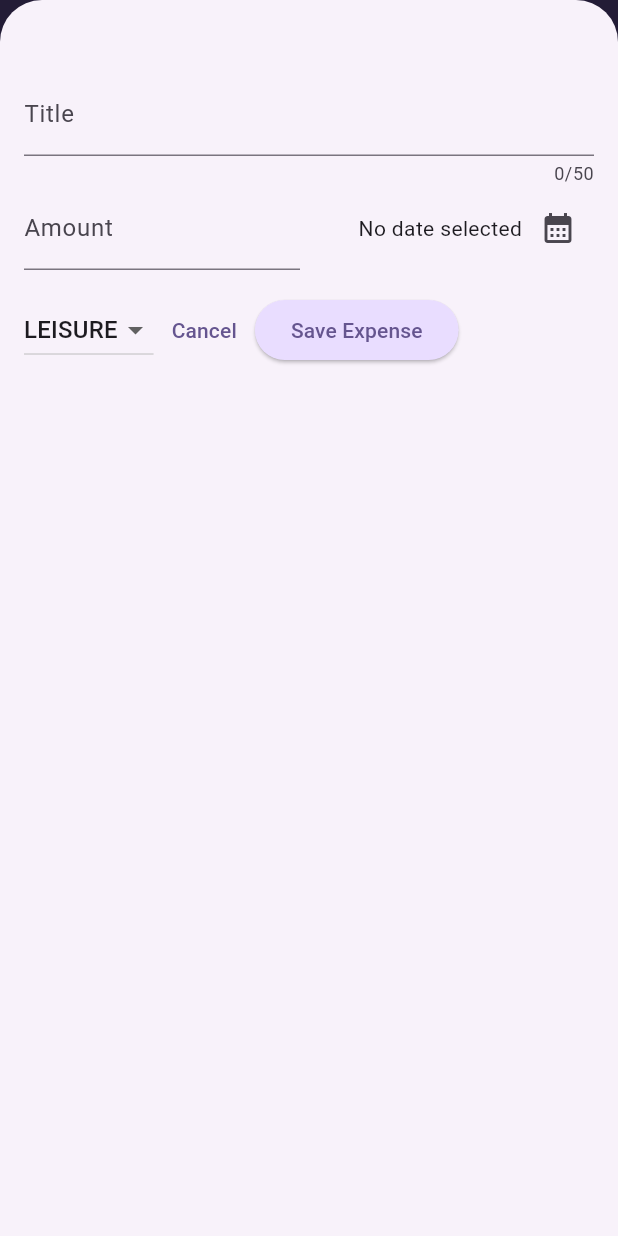
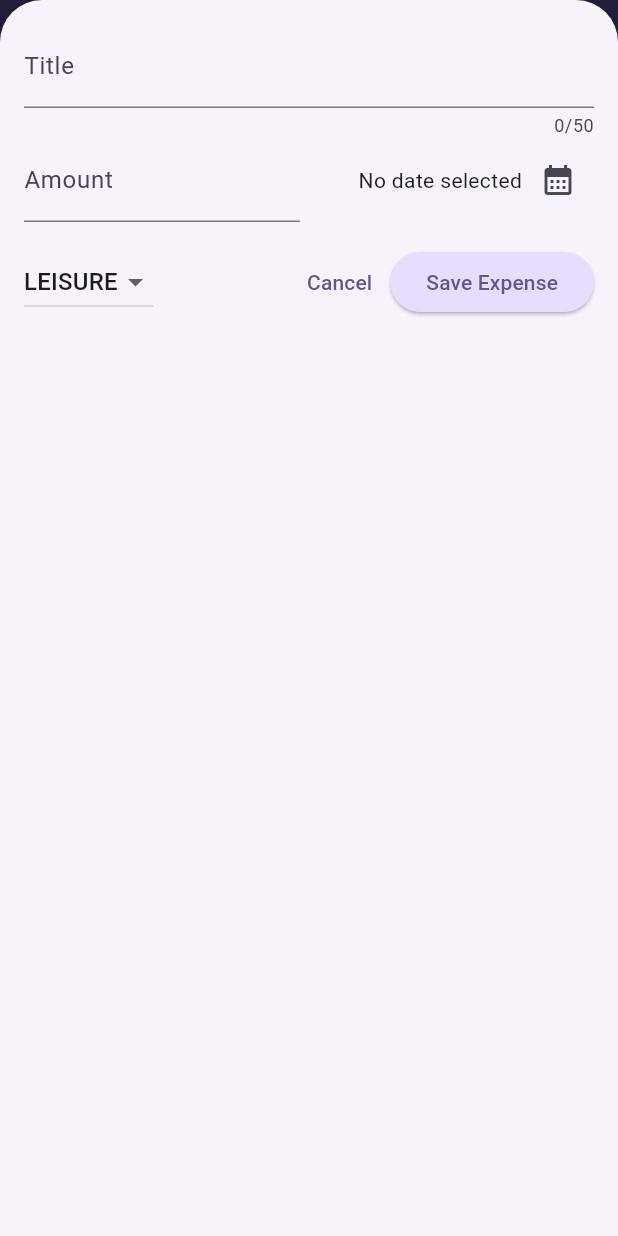
Before and after one commit to hardardottir93/verkefni, a Flutter app: the screen it shows after launch, after a tap on the "add" icon, on a phone screen of 412 x 824 dp. Run offline on Flutter 3.47's test engine with Material 3 defaults, Android fonts, the phone set to English and light mode, and no system bars.

Commit message:
section 6

```diff
--- a/expenses_app/lib/main.dart
+++ b/expenses_app/lib/main.dart
@@ -1,5 +1,6 @@
 import 'package:flutter/material.dart';
 import 'package:expenses_app/widgets/expenses.dart';
+//import 'package:flutter/services.dart';
 
 var kColorScheme = ColorScheme.fromSeed(
     seedColor: const Color.fromARGB(255, 96, 59, 181)
@@ -11,6 +12,10 @@ var kDarkColorScheme = ColorScheme.fromSeed(
 );
 
 void main() {
+  //SystemChrome.setPreferredOrientations([
+  //  DeviceOrientation.portraitUp,
+  //]).then((fn) {
+  //  WidgetsFlutterBinding.ensureInitialized();
     runApp(
       MaterialApp(
         darkTheme: ThemeData.dark().copyWith(
@@ -58,4 +63,5 @@ void main() {
         home: const Expenses(),
       ),
     );
+ // });
 }
--- a/expenses_app/lib/widgets/expenses.dart
+++ b/expenses_app/lib/widgets/expenses.dart
@@ -32,6 +32,7 @@ class _ExpensesState extends State<Expenses> {
 
   void _openAddExpenseOverlay(){
     showModalBottomSheet(
+      useSafeArea: true, // heldur öllu frá myndavélinni t.d.
       isScrollControlled: true, //passar að lyklaborð fari ekki yfir glugga
       context: context,
       // => Text(... er eins og að gera fall og return
@@ -69,6 +70,8 @@ class _ExpensesState extends State<Expenses> {
 
   @override
   Widget build(BuildContext context) {
+    final width = MediaQuery.of(context).size.width;
+
     Widget mainContent = const Center(
       child: Text('No expenses found. Start adding some!'),
     );
@@ -90,9 +93,18 @@ class _ExpensesState extends State<Expenses> {
           ),
         ],
       ),
-      body: Column(
+      body: width < 600
+        ? Column(
+          children: [
+            Chart(expenses: _registeredExpenses),
+            Expanded(
+              child: mainContent,
+            ),
+          ],
+      ) : Row(
         children: [
-          Chart(expenses: _registeredExpenses),
+          Expanded(
+            child: Chart(expenses: _registeredExpenses)),
           Expanded(
             child: mainContent,
           ),
--- a/expenses_app/lib/widgets/new_expense.dart
+++ b/expenses_app/lib/widgets/new_expense.dart
@@ -1,3 +1,6 @@
+import 'dart:io';
+
+import 'package:flutter/cupertino.dart';
 import 'package:flutter/material.dart';
 import '../models/expense.dart';
 
@@ -35,13 +38,24 @@ class _NewExpenseState extends State<NewExpense> {
     });
   }
 
-  void _submitExpenseData() {
-    final enteredAmount = double.tryParse(_amountController.text);
-    final amountIsInvalid = enteredAmount == null || enteredAmount <= 0;
+  void _showDialog() {
 
-    if(_titleController.text.trim().isEmpty ||
-      amountIsInvalid ||
-      _selectedDate == null) {
+    if(Platform.isIOS) {
+      showCupertinoDialog(context: context, builder: (ctx) =>
+        CupertinoAlertDialog(
+          title: const Text('Invalid input'),
+          content: const Text(
+              'Please make sure a valid title, amount, date and category was entered.'),
+          actions: [
+            TextButton(
+              onPressed: () {
+                Navigator.pop(ctx);
+              },
+              child: const Text('OK'),
+            ),
+          ],
+        ));
+    } else {
       showDialog(
         context: context, builder: (ctx) => AlertDialog(
           title: const Text('Invalid input'),
@@ -56,6 +70,17 @@ class _NewExpenseState extends State<NewExpense> {
           ],
         )
       );
+    }
+  }
+
+  void _submitExpenseData() {
+    final enteredAmount = double.tryParse(_amountController.text);
+    final amountIsInvalid = enteredAmount == null || enteredAmount <= 0;
+
+    if(_titleController.text.trim().isEmpty ||
+      amountIsInvalid ||
+      _selectedDate == null) {
+        _showDialog();
         return;
     }
     widget.onAddExpense(Expense(
@@ -76,10 +101,45 @@ class _NewExpenseState extends State<NewExpense> {
 
   @override
   Widget build(BuildContext context) {
-    return Padding(
-      padding: const EdgeInsets.fromLTRB(16,48,16,16),
+    final keyboardSpace = MediaQuery.of(context).viewInsets.bottom;
+    return LayoutBuilder(builder: (ctx, constraints) {
+      final width = constraints.maxWidth;
+
+
+      return SizedBox(
+        height: double.infinity,
+        child: SingleChildScrollView(
+          child: Padding(
+            padding: EdgeInsets.fromLTRB(16 ,16, 16, keyboardSpace + 16),
             child: Column(
               children: [
+                if (width >= 600)
+                  Row(
+                    crossAxisAlignment: CrossAxisAlignment.start,
+                    children: [
+                      Expanded(
+                        child: TextField(
+                          controller: _titleController,
+                          maxLength: 50,
+                          decoration: const InputDecoration(
+                            label: Text('Title'),
+                          ),
+                        ),
+                      ),
+                    const SizedBox(width: 24),
+                    Expanded(
+                      child: TextField(
+                        controller: _amountController,
+                        keyboardType: TextInputType.number,
+                        decoration: const InputDecoration(
+                          prefixText: '\$ ',
+                          label: Text('Amount'),
+                        ),
+                      ),
+                    ),
+                    const SizedBox(width: 12),
+                  ])
+                else
                   TextField(
                     controller: _titleController,
                     maxLength: 50,
@@ -87,6 +147,45 @@ class _NewExpenseState extends State<NewExpense> {
                       label: Text('Title'),
                     ),
                   ),
+
+                if (width >= 600)
+                  Row(children: [
+                    DropdownButton(
+                        value: _selectedCategory,
+                        items: Category.values.map(
+                              (category) => DropdownMenuItem(
+                            value: category,
+                            child: Text(
+                              category.name.toUpperCase(),
+                            ),
+                          ),
+                        ).toList(),
+                        onChanged: (value) {
+                          if (value == null) {
+                            return;
+                          }
+                          setState(() {
+                            _selectedCategory = value;
+                          });
+                        }
+                    ),
+                    SizedBox(width: 24),
+                    Expanded(
+                      child: Row(
+                        mainAxisAlignment: MainAxisAlignment.end,
+                        crossAxisAlignment: CrossAxisAlignment.center,
+                        children: [
+                          Text(_selectedDate == null ? 'No date selected' : formatter.format(_selectedDate!)),
+                          IconButton(
+                            onPressed: _presentDatePicker,
+                            icon: const Icon(Icons.calendar_month,
+                            ),
+                          ),
+                        ],
+                      ),
+                    ),
+                  ],)
+                else
                   Row(
                     children: [
                       Expanded(
@@ -117,6 +216,21 @@ class _NewExpenseState extends State<NewExpense> {
                     ],
                   ),
                 const SizedBox(height: 16),
+                if (width >= 600)
+                  Row(children: [
+                    const Spacer(),
+                    TextButton(
+                      onPressed: () {
+                        Navigator.pop(context);
+                      },
+                      child: Text('Cancel'),
+                    ),
+                    ElevatedButton(
+                      onPressed: _submitExpenseData,
+                      child: Text('Save Expense'),
+                    ),
+                  ],)
+                else
                 Row(
                   children: [
                     DropdownButton(
@@ -138,6 +252,7 @@ class _NewExpenseState extends State<NewExpense> {
                           });
                         }
                     ),
+                    const Spacer(),
                     TextButton(
                       onPressed: () {
                         Navigator.pop(context);
@@ -152,6 +267,9 @@ class _NewExpenseState extends State<NewExpense> {
                 ),
               ],
             ),
+          ),
+        ),
       );
+    });
   }
 }
```
Lines whose indentation alone changed are shown as unchanged.
